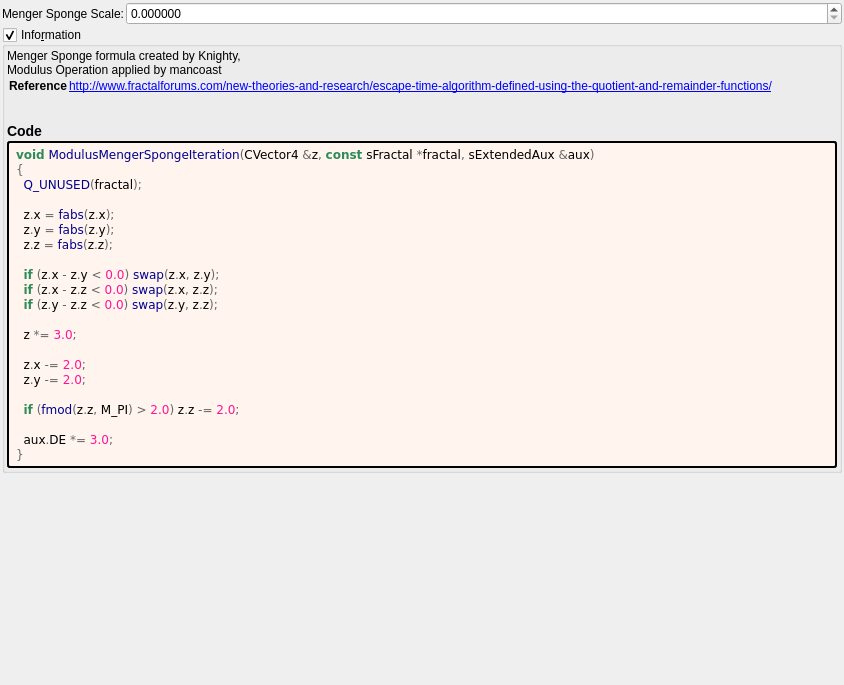
buddhi1980/mandelbulber2, file mandelbulber2/formula/ui/modulus_menger_sponge.ui: the form before one commit.
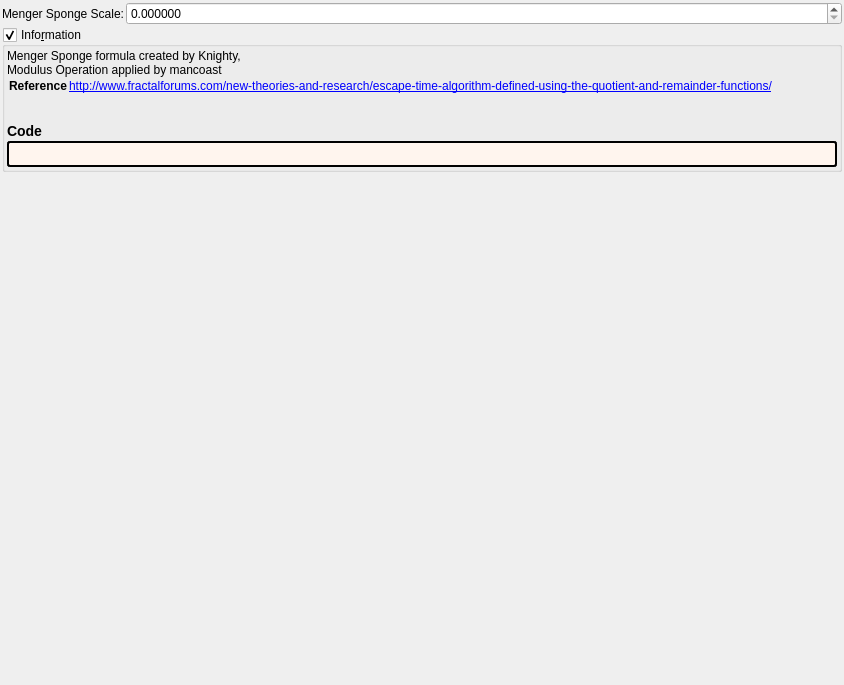
The form after the commit. Custom widgets are drawn as their Qt base class.

```diff
--- a/mandelbulber2/formula/ui/modulus_menger_sponge.ui
+++ b/mandelbulber2/formula/ui/modulus_menger_sponge.ui
@@ -124,30 +124,7 @@
          <string notr="true">border-style: outset; border-width: 2px; border-radius: 3px; border-color: black; background-color: #fff5ee; padding: 4px;</string>
         </property>
         <property name="text">
-         <string notr="true">&lt;body style=&quot;background-color:#fff5ee&quot;&gt;
-&lt;pre style=&quot;color:#000000; background-color:#fff5ee;  font-family:'Courier New',monospace;&quot;&gt;&lt;span style=&quot;color:#2e8b57; font-weight:bold&quot;&gt;void&lt;/span&gt; &lt;span style=&quot;color:#00008f&quot;&gt;ModulusMengerSpongeIteration&lt;/span&gt;&lt;span style=&quot;color:#676767&quot;&gt;(&lt;/span&gt;CVector4 &lt;span style=&quot;color:#676767&quot;&gt;&amp;amp;&lt;/span&gt;z&lt;span style=&quot;color:#676767&quot;&gt;,&lt;/span&gt; &lt;span style=&quot;color:#2e8b57; font-weight:bold&quot;&gt;const&lt;/span&gt; sFractal &lt;span style=&quot;color:#676767&quot;&gt;*&lt;/span&gt;fractal&lt;span style=&quot;color:#676767&quot;&gt;,&lt;/span&gt; sExtendedAux &lt;span style=&quot;color:#676767&quot;&gt;&amp;amp;&lt;/span&gt;aux&lt;span style=&quot;color:#676767&quot;&gt;)&lt;/span&gt;
-&lt;span style=&quot;color:#676767&quot;&gt;{&lt;/span&gt;
-  &lt;span style=&quot;color:#00008f&quot;&gt;Q_UNUSED&lt;/span&gt;&lt;span style=&quot;color:#676767&quot;&gt;(&lt;/span&gt;fractal&lt;span style=&quot;color:#676767&quot;&gt;);&lt;/span&gt;
-
-  z&lt;span style=&quot;color:#676767&quot;&gt;.&lt;/span&gt;x &lt;span style=&quot;color:#676767&quot;&gt;=&lt;/span&gt; &lt;span style=&quot;color:#00008f&quot;&gt;fabs&lt;/span&gt;&lt;span style=&quot;color:#676767&quot;&gt;(&lt;/span&gt;z&lt;span style=&quot;color:#676767&quot;&gt;.&lt;/span&gt;x&lt;span style=&quot;color:#676767&quot;&gt;);&lt;/span&gt;
-  z&lt;span style=&quot;color:#676767&quot;&gt;.&lt;/span&gt;y &lt;span style=&quot;color:#676767&quot;&gt;=&lt;/span&gt; &lt;span style=&quot;color:#00008f&quot;&gt;fabs&lt;/span&gt;&lt;span style=&quot;color:#676767&quot;&gt;(&lt;/span&gt;z&lt;span style=&quot;color:#676767&quot;&gt;.&lt;/span&gt;y&lt;span style=&quot;color:#676767&quot;&gt;);&lt;/span&gt;
-  z&lt;span style=&quot;color:#676767&quot;&gt;.&lt;/span&gt;z &lt;span style=&quot;color:#676767&quot;&gt;=&lt;/span&gt; &lt;span style=&quot;color:#00008f&quot;&gt;fabs&lt;/span&gt;&lt;span style=&quot;color:#676767&quot;&gt;(&lt;/span&gt;z&lt;span style=&quot;color:#676767&quot;&gt;.&lt;/span&gt;z&lt;span style=&quot;color:#676767&quot;&gt;);&lt;/span&gt;
-
-  &lt;span style=&quot;color:#2e8b57; font-weight:bold&quot;&gt;if&lt;/span&gt; &lt;span style=&quot;color:#676767&quot;&gt;(&lt;/span&gt;z&lt;span style=&quot;color:#676767&quot;&gt;.&lt;/span&gt;x &lt;span style=&quot;color:#676767&quot;&gt;-&lt;/span&gt; z&lt;span style=&quot;color:#676767&quot;&gt;.&lt;/span&gt;y &lt;span style=&quot;color:#676767&quot;&gt;&amp;lt;&lt;/span&gt; &lt;span style=&quot;color:#ff1493&quot;&gt;0.0&lt;/span&gt;&lt;span style=&quot;color:#676767&quot;&gt;)&lt;/span&gt; &lt;span style=&quot;color:#00008f&quot;&gt;swap&lt;/span&gt;&lt;span style=&quot;color:#676767&quot;&gt;(&lt;/span&gt;z&lt;span style=&quot;color:#676767&quot;&gt;.&lt;/span&gt;x&lt;span style=&quot;color:#676767&quot;&gt;,&lt;/span&gt; z&lt;span style=&quot;color:#676767&quot;&gt;.&lt;/span&gt;y&lt;span style=&quot;color:#676767&quot;&gt;);&lt;/span&gt;
-  &lt;span style=&quot;color:#2e8b57; font-weight:bold&quot;&gt;if&lt;/span&gt; &lt;span style=&quot;color:#676767&quot;&gt;(&lt;/span&gt;z&lt;span style=&quot;color:#676767&quot;&gt;.&lt;/span&gt;x &lt;span style=&quot;color:#676767&quot;&gt;-&lt;/span&gt; z&lt;span style=&quot;color:#676767&quot;&gt;.&lt;/span&gt;z &lt;span style=&quot;color:#676767&quot;&gt;&amp;lt;&lt;/span&gt; &lt;span style=&quot;color:#ff1493&quot;&gt;0.0&lt;/span&gt;&lt;span style=&quot;color:#676767&quot;&gt;)&lt;/span&gt; &lt;span style=&quot;color:#00008f&quot;&gt;swap&lt;/span&gt;&lt;span style=&quot;color:#676767&quot;&gt;(&lt;/span&gt;z&lt;span style=&quot;color:#676767&quot;&gt;.&lt;/span&gt;x&lt;span style=&quot;color:#676767&quot;&gt;,&lt;/span&gt; z&lt;span style=&quot;color:#676767&quot;&gt;.&lt;/span&gt;z&lt;span style=&quot;color:#676767&quot;&gt;);&lt;/span&gt;
-  &lt;span style=&quot;color:#2e8b57; font-weight:bold&quot;&gt;if&lt;/span&gt; &lt;span style=&quot;color:#676767&quot;&gt;(&lt;/span&gt;z&lt;span style=&quot;color:#676767&quot;&gt;.&lt;/span&gt;y &lt;span style=&quot;color:#676767&quot;&gt;-&lt;/span&gt; z&lt;span style=&quot;color:#676767&quot;&gt;.&lt;/span&gt;z &lt;span style=&quot;color:#676767&quot;&gt;&amp;lt;&lt;/span&gt; &lt;span style=&quot;color:#ff1493&quot;&gt;0.0&lt;/span&gt;&lt;span style=&quot;color:#676767&quot;&gt;)&lt;/span&gt; &lt;span style=&quot;color:#00008f&quot;&gt;swap&lt;/span&gt;&lt;span style=&quot;color:#676767&quot;&gt;(&lt;/span&gt;z&lt;span style=&quot;color:#676767&quot;&gt;.&lt;/span&gt;y&lt;span style=&quot;color:#676767&quot;&gt;,&lt;/span&gt; z&lt;span style=&quot;color:#676767&quot;&gt;.&lt;/span&gt;z&lt;span style=&quot;color:#676767&quot;&gt;);&lt;/span&gt;
-
-  z &lt;span style=&quot;color:#676767&quot;&gt;*=&lt;/span&gt; &lt;span style=&quot;color:#ff1493&quot;&gt;3.0&lt;/span&gt;&lt;span style=&quot;color:#676767&quot;&gt;;&lt;/span&gt;
-
-  z&lt;span style=&quot;color:#676767&quot;&gt;.&lt;/span&gt;x &lt;span style=&quot;color:#676767&quot;&gt;-=&lt;/span&gt; &lt;span style=&quot;color:#ff1493&quot;&gt;2.0&lt;/span&gt;&lt;span style=&quot;color:#676767&quot;&gt;;&lt;/span&gt;
-  z&lt;span style=&quot;color:#676767&quot;&gt;.&lt;/span&gt;y &lt;span style=&quot;color:#676767&quot;&gt;-=&lt;/span&gt; &lt;span style=&quot;color:#ff1493&quot;&gt;2.0&lt;/span&gt;&lt;span style=&quot;color:#676767&quot;&gt;;&lt;/span&gt;
-
-  &lt;span style=&quot;color:#2e8b57; font-weight:bold&quot;&gt;if&lt;/span&gt; &lt;span style=&quot;color:#676767&quot;&gt;(&lt;/span&gt;&lt;span style=&quot;color:#00008f&quot;&gt;fmod&lt;/span&gt;&lt;span style=&quot;color:#676767&quot;&gt;(&lt;/span&gt;z&lt;span style=&quot;color:#676767&quot;&gt;.&lt;/span&gt;z&lt;span style=&quot;color:#676767&quot;&gt;,&lt;/span&gt; M_PI&lt;span style=&quot;color:#676767&quot;&gt;) &amp;gt;&lt;/span&gt; &lt;span style=&quot;color:#ff1493&quot;&gt;2.0&lt;/span&gt;&lt;span style=&quot;color:#676767&quot;&gt;)&lt;/span&gt; z&lt;span style=&quot;color:#676767&quot;&gt;.&lt;/span&gt;z &lt;span style=&quot;color:#676767&quot;&gt;-=&lt;/span&gt; &lt;span style=&quot;color:#ff1493&quot;&gt;2.0&lt;/span&gt;&lt;span style=&quot;color:#676767&quot;&gt;;&lt;/span&gt;
-
-  aux&lt;span style=&quot;color:#676767&quot;&gt;.&lt;/span&gt;DE &lt;span style=&quot;color:#676767&quot;&gt;*=&lt;/span&gt; &lt;span style=&quot;color:#ff1493&quot;&gt;3.0&lt;/span&gt;&lt;span style=&quot;color:#676767&quot;&gt;;&lt;/span&gt;
-&lt;span style=&quot;color:#676767&quot;&gt;}&lt;/span&gt;
-&lt;/pre&gt;
-&lt;/body&gt;</string>
+         <string notr="true"></string>
         </property>
         <property name="wordWrap">
          <bool>true</bool>
```
Left out of the diff: 2 changed lines with no effect on the pictures.
